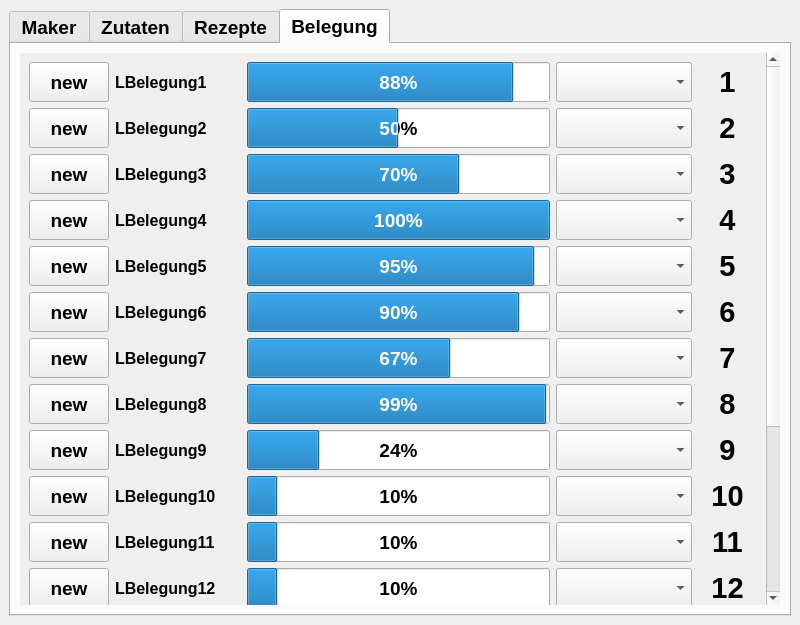
AndreWohnsland/CocktailBerry, file src/ui_elements/cocktailmanager.ui: the form before one commit.
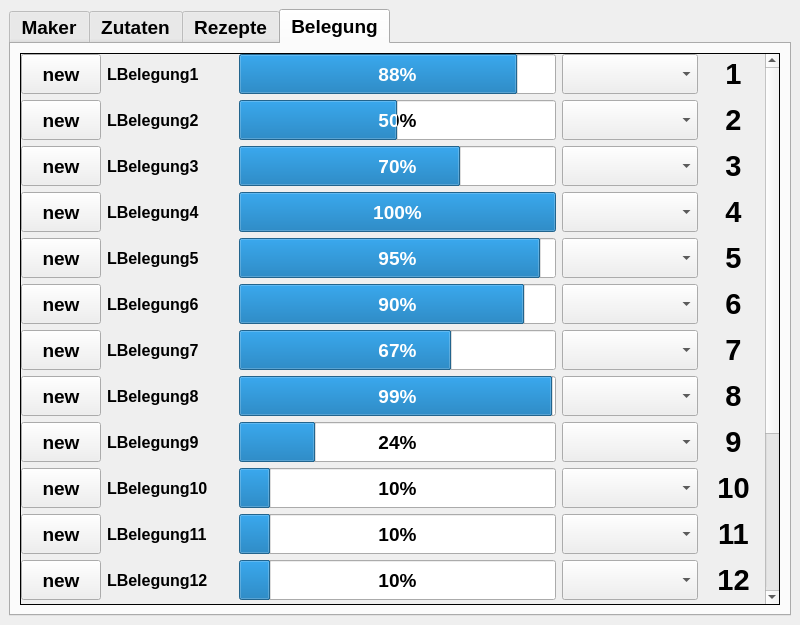
The form after the commit. The open tabs and pages were chosen to show the change. Custom widgets are drawn as their Qt base class.

Commit message: Removed margin

Diff of the .ui file:
```diff
--- a/src/ui_elements/cocktailmanager.ui
+++ b/src/ui_elements/cocktailmanager.ui
@@ -2356,10 +2356,10 @@
         <item>
          <widget class="QScrollArea" name="scrollArea">
           <property name="frameShape">
-           <enum>QFrame::NoFrame</enum>
+           <enum>QFrame::Box</enum>
           </property>
           <property name="frameShadow">
-           <enum>QFrame::Raised</enum>
+           <enum>QFrame::Plain</enum>
           </property>
           <property name="lineWidth">
            <number>1</number>
@@ -2371,12 +2371,24 @@
            <property name="geometry">
             <rect>
              <x>0</x>
-             <y>0</y>
-             <width>741</width>
-             <height>806</height>
+             <y>-235</y>
+             <width>739</width>
+             <height>788</height>
             </rect>
            </property>
            <layout class="QVBoxLayout" name="verticalLayout_3">
+            <property name="leftMargin">
+             <number>0</number>
+            </property>
+            <property name="topMargin">
+             <number>0</number>
+            </property>
+            <property name="rightMargin">
+             <number>2</number>
+            </property>
+            <property name="bottomMargin">
+             <number>0</number>
+            </property>
             <item>
              <layout class="QGridLayout" name="gridLayout_2">
               <item row="5" column="1">
```
Left out of the diff: 2 changed lines with no effect on the pictures. The commit also changes 1 other file.
